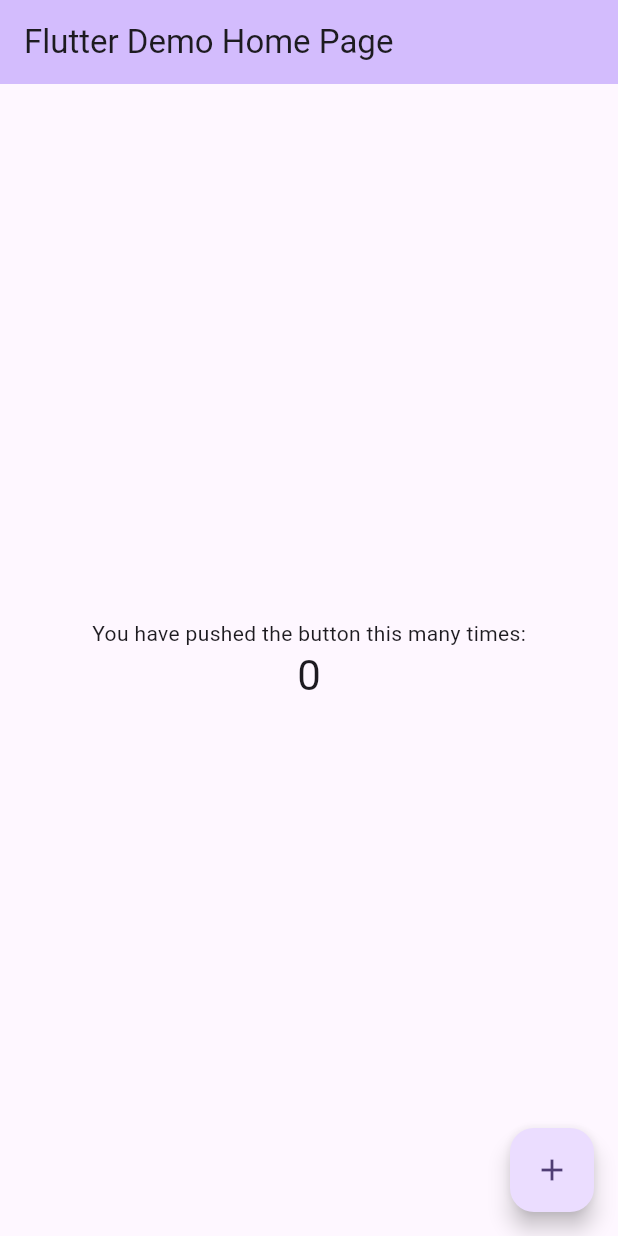
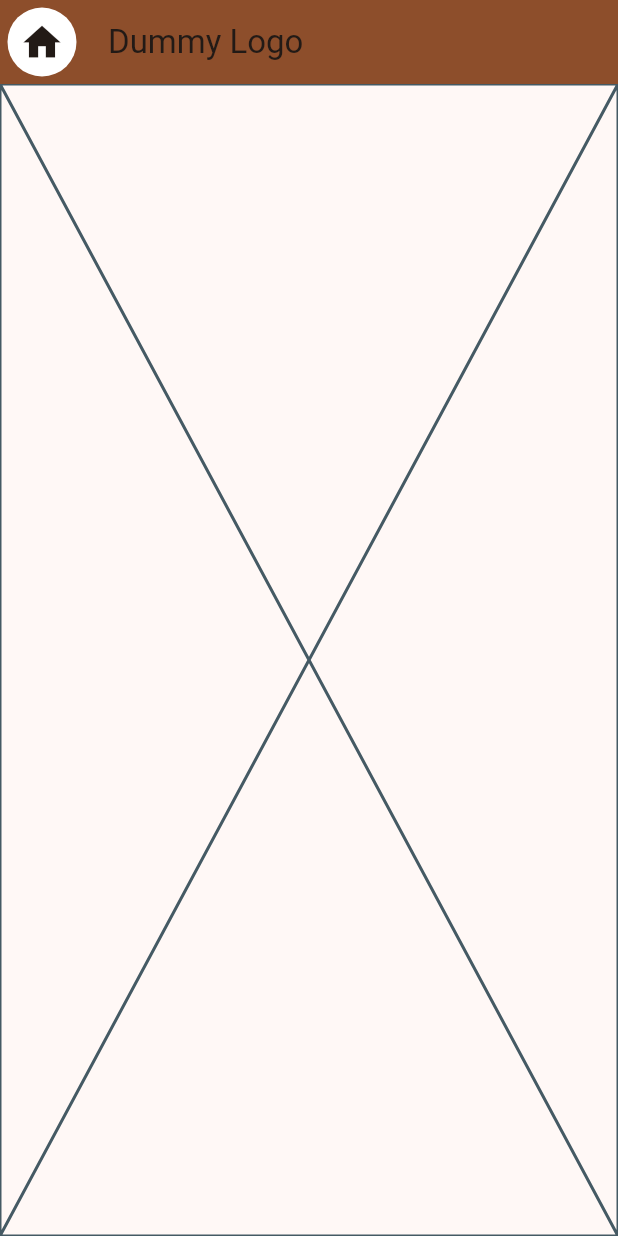
Before and after one commit to Anshul-Sangrame/startUp, a Flutter app: the screen it shows after launch, on a phone screen of 412 x 824 dp. Run offline on Flutter 3.47's test engine with Material 3 defaults, Android fonts, the phone set to English and light mode, and no system bars.

Commit message:
Added MenuBar

```diff
--- /dev/null
+++ b/devtools_options.yaml
@@ -0,0 +1,3 @@
+description: This file stores settings for Dart & Flutter DevTools.
+documentation: https://docs.flutter.dev/tools/devtools/extensions#configure-extension-enablement-states
+extensions:
--- /dev/null
+++ b/lib/components/menu_bar.dart
@@ -0,0 +1,43 @@
+import 'package:flutter/material.dart';
+
+PreferredSizeWidget menuBar(BuildContext context) {
+  Color bgColor = Theme.of(context).colorScheme.primary;
+  return AppBar(
+    leading: HomeButton(),
+    title: DummyLogo(),
+    backgroundColor: bgColor,
+  );
+}
+
+class DummyLogo extends StatelessWidget {
+  @override
+  Widget build(BuildContext context) {
+    Color color = Theme.of(context).colorScheme.onPrimary;
+    return Text(
+      "Dummy Logo",
+      selectionColor: color,
+    );
+  }
+}
+
+class HomeButton extends StatelessWidget {
+  @override
+  Widget build(BuildContext context) {
+    Color color = Theme.of(context).colorScheme.onPrimary;
+    return Container(
+      margin: EdgeInsets.all(5),
+      decoration: BoxDecoration(
+        borderRadius: BorderRadius.circular(100),
+        color: color,
+      ),
+      child: IconButton(
+        onPressed: () {},
+        tooltip: 'Homepage',
+        icon: Icon(
+          Icons.home,
+          size: 30,
+        ),
+      ),
+    );
+  }
+}
--- /dev/null
+++ b/lib/components/service_displayer.dart
@@ -0,0 +1,10 @@
+import 'package:flutter/material.dart';
+
+class ServiceCard extends StatelessWidget {
+  @override
+  Widget build(BuildContext context) {
+    return Card(
+
+    );
+  }
+}
--- a/lib/main.dart
+++ b/lib/main.dart
@@ -1,4 +1,5 @@
 import 'package:flutter/material.dart';
+import 'components/menu_bar.dart';
 
 void main() {
   runApp(const MyApp());
@@ -11,115 +12,25 @@ class MyApp extends StatelessWidget {
   @override
   Widget build(BuildContext context) {
     return MaterialApp(
-      title: 'Flutter Demo',
+      title: 'SU',
       theme: ThemeData(
-        // This is the theme of your application.
-        //
-        // TRY THIS: Try running your application with "flutter run". You'll see
-        // the application has a purple toolbar. Then, without quitting the app,
-        // try changing the seedColor in the colorScheme below to Colors.green
-        // and then invoke "hot reload" (save your changes or press the "hot
-        // reload" button in a Flutter-supported IDE, or press "r" if you used
-        // the command line to start the app).
-        //
-        // Notice that the counter didn't reset back to zero; the application
-        // state is not lost during the reload. To reset the state, use hot
-        // restart instead.
-        //
-        // This works for code too, not just values: Most code changes can be
-        // tested with just a hot reload.
-        colorScheme: ColorScheme.fromSeed(seedColor: Colors.deepPurple),
+        colorScheme: ColorScheme.fromSeed(seedColor: Color.fromARGB(255, 183, 102, 58)),
         useMaterial3: true,
       ),
-      home: const MyHomePage(title: 'Flutter Demo Home Page'),
+      home: MainPage(),
     );
   }
 }
 
-class MyHomePage extends StatefulWidget {
-  const MyHomePage({super.key, required this.title});
-
-  // This widget is the home page of your application. It is stateful, meaning
-  // that it has a State object (defined below) that contains fields that affect
-  // how it looks.
-
-  // This class is the configuration for the state. It holds the values (in this
-  // case the title) provided by the parent (in this case the App widget) and
-  // used by the build method of the State. Fields in a Widget subclass are
-  // always marked "final".
-
-  final String title;
-
-  @override
-  State<MyHomePage> createState() => _MyHomePageState();
-}
-
-class _MyHomePageState extends State<MyHomePage> {
-  int _counter = 0;
-
-  void _incrementCounter() {
-    setState(() {
-      // This call to setState tells the Flutter framework that something has
-      // changed in this State, which causes it to rerun the build method below
-      // so that the display can reflect the updated values. If we changed
-      // _counter without calling setState(), then the build method would not be
-      // called again, and so nothing would appear to happen.
-      _counter++;
-    });
-  }
-
+class MainPage extends StatelessWidget {
+  const MainPage({super.key});
   @override
   Widget build(BuildContext context) {
-    // This method is rerun every time setState is called, for instance as done
-    // by the _incrementCounter method above.
-    //
-    // The Flutter framework has been optimized to make rerunning build methods
-    // fast, so that you can just rebuild anything that needs updating rather
-    // than having to individually change instances of widgets.
     return Scaffold(
-      appBar: AppBar(
-        // TRY THIS: Try changing the color here to a specific color (to
-        // Colors.amber, perhaps?) and trigger a hot reload to see the AppBar
-        // change color while the other colors stay the same.
-        backgroundColor: Theme.of(context).colorScheme.inversePrimary,
-        // Here we take the value from the MyHomePage object that was created by
-        // the App.build method, and use it to set our appbar title.
-        title: Text(widget.title),
+      appBar: menuBar(context),
+      body: Center(
+        child: Placeholder(),
       ),
-      body: Center(
-        // Center is a layout widget. It takes a single child and positions it
-        // in the middle of the parent.
-        child: Column(
-          // Column is also a layout widget. It takes a list of children and
-          // arranges them vertically. By default, it sizes itself to fit its
-          // children horizontally, and tries to be as tall as its parent.
-          //
-          // Column has various properties to control how it sizes itself and
-          // how it positions its children. Here we use mainAxisAlignment to
-          // center the children vertically; the main axis here is the vertical
-          // axis because Columns are vertical (the cross axis would be
-          // horizontal).
-          //
-          // TRY THIS: Invoke "debug painting" (choose the "Toggle Debug Paint"
-          // action in the IDE, or press "p" in the console), to see the
-          // wireframe for each widget.
-          mainAxisAlignment: MainAxisAlignment.center,
-          children: <Widget>[
-            const Text(
-              'You have pushed the button this many times:',
-            ),
-            Text(
-              '$_counter',
-              style: Theme.of(context).textTheme.headlineMedium,
-            ),
-          ],
-        ),
-      ),
-      floatingActionButton: FloatingActionButton(
-        onPressed: _incrementCounter,
-        tooltip: 'Increment',
-        child: const Icon(Icons.add),
-      ), // This trailing comma makes auto-formatting nicer for build methods.
     );
   }
 }
```
